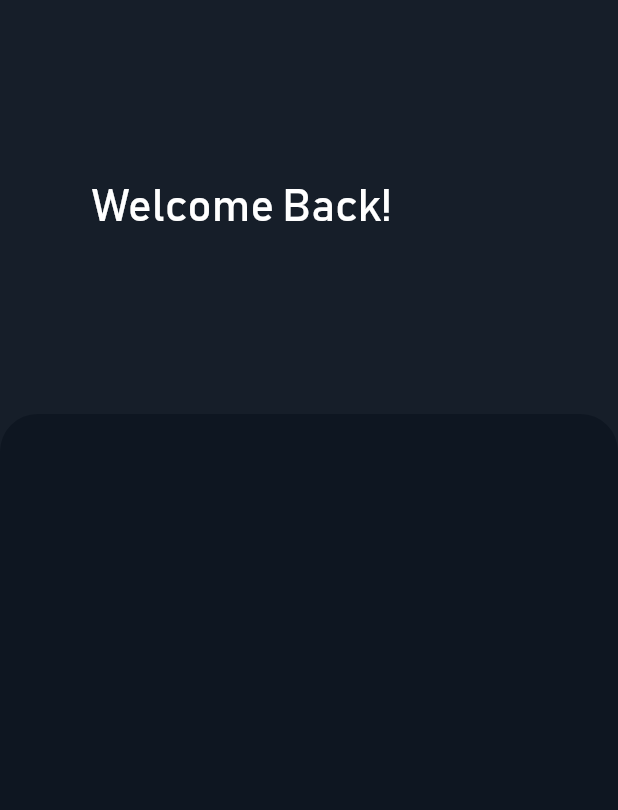
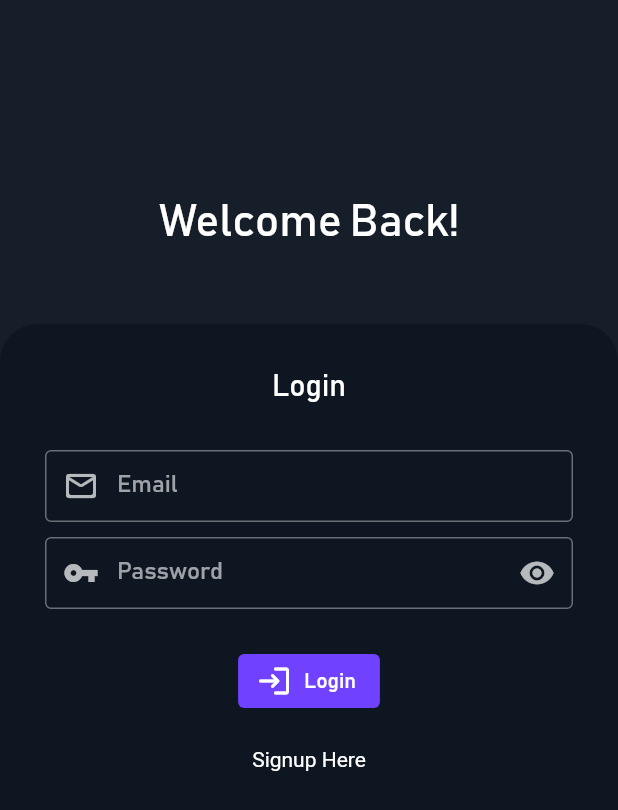
Before and after one commit to Ardiankls/pdm_app, a Flutter app: the screen it shows after launch, on a phone screen of 412 x 824 dp. Shown: the top 810 px of the screen. Run offline on Flutter 3.47's test engine with Material 2 defaults, Android fonts, the light colour scheme and no system bars; our stand-ins replace email_validator, fluttertoast.

Commit message:
Update Login page

```diff
--- a/lib/ui/pages/login.dart
+++ b/lib/ui/pages/login.dart
@@ -7,37 +7,148 @@ class Login extends StatefulWidget {
 }
 
 class _LoginState extends State<Login> {
+  final _formKey = GlobalKey<FormState>();
+  final ctrlEmail = TextEditingController();
+  final ctrlPass = TextEditingController();
+  bool isVisible = true;
+
   @override
   Widget build(BuildContext context) {
     return Scaffold(
+      resizeToAvoidBottomInset: false,
       backgroundColor: Color(0xFF161E29),
       body: Container(
         width: double.infinity,
         height: double.infinity,
-        child: Column(
-          children: [
+        child: Container(
+          margin: const EdgeInsets.only(top: 130.0),
+          child: Column(children: [
+            Text(
+              'Welcome Back!',
+              style: TextStyle(fontSize: 30, fontStyle: FontStyle.normal),
+            ),
+            SizedBox(
+              height: 50,
+            ),
             Container(
-              child: Padding(
-                padding: EdgeInsets.fromLTRB(0, 120, 90, 0),
-                child: Text(
-                  'Welcome Back!',
-                  style: TextStyle(fontSize: 30, fontStyle: FontStyle.normal),
+              height: 376,
+              width: double.infinity,
+              decoration: BoxDecoration(
+                  color: Color(0xFF0E1621),
+                  borderRadius: BorderRadius.only(
+                      topRight: Radius.circular(25),
+                      topLeft: Radius.circular(25))),
+              child: Container(
+                child: Column(
+                  children: [
+                    Container(
+                      margin: const EdgeInsets.only(top: 30.0, bottom: 30.0),
+                      child: Text(
+                        'Login',
+                        style: TextStyle(
+                            fontWeight: FontWeight.normal, fontSize: 20),
+                      ),
+                    ),
+                    Form(
+                      key: _formKey,
+                      child: Column(
+                        children: [
+                          Padding(
+                            padding: const EdgeInsets.only(right: 30, left: 30),
+                            child: TextFormField(
+                              controller: ctrlEmail,
+                              keyboardType: TextInputType.emailAddress,
+                              decoration: InputDecoration(
+                                contentPadding:
+                                    new EdgeInsets.symmetric(vertical: 1.0),
+                                labelText: "Email",
+                                prefixIcon: Icon(Icons.mail_outline_rounded),
+                                border: OutlineInputBorder(),
+                              ),
+                              autovalidateMode:
+                                  AutovalidateMode.onUserInteraction,
+                              validator: (value) {
+                                if (value.isEmpty) {
+                                  return "Please fill the field!";
+                                } else {
+                                  if (!EmailValidator.validate(value)) {
+                                    return "Email isn't valid!";
+                                  } else {
+                                    return null;
+                                  }
+                                }
+                              },
+                            ),
+                          ),
+                          SizedBox(
+                            height: 10,
+                          ),
+                          Padding(
+                            padding: const EdgeInsets.only(right: 30, left: 30),
+                            child: TextFormField(
+                              controller: ctrlPass,
+                              obscureText: isVisible,
+                              decoration: InputDecoration(
+                                  contentPadding:
+                                      new EdgeInsets.symmetric(vertical: 1.0),
+                                  labelText: "Password",
+                                  prefixIcon: Icon(Icons.vpn_key),
+                                  border: OutlineInputBorder(),
+                                  suffixIcon: new GestureDetector(
+                                    onTap: () {
+                                      setState(() {
+                                        isVisible = !isVisible;
+                                      });
+                                    },
+                                    child: Icon(isVisible
+                                        ? Icons.visibility
+                                        : Icons.visibility_off),
+                                  )),
+                              autovalidateMode:
+                                  AutovalidateMode.onUserInteraction,
+                              validator: (value) {
+                                return value.length < 6
+                                    ? "Password must have at least 6 characters!"
+                                    : null;
+                              },
+                            ),
+                          ),
+                          SizedBox(height: 24),
+                          ElevatedButton.icon(
+                            onPressed: () {
+                              if (_formKey.currentState.validate()) {
+                                //melanjutkan ke tahap berikutnya
+                                Navigator.pushReplacementNamed(context, null);
+                              } else {
+                                Fluttertoast.showToast(
+                                    msg: "Please check the field",
+                                    backgroundColor: Colors.red,
+                                    textColor: Colors.white);
+                              }
+                            },
+                            icon: Icon(Icons.login_rounded),
+                            label: Text("Login"),
+                            style: ElevatedButton.styleFrom(
+                              primary: Color(0xFF7041FF),
+                              elevation: 0,
+                            ),
+                          ),
+                          Container(
+                            margin: const EdgeInsets.only(top: 20.0),
+                            child: RichText(
+                                text: TextSpan(
+                              text: 'Signup Here',
+                              style: TextStyle(color: Colors.white),
+                            )),
+                          )
+                        ],
+                      ),
+                    )
+                  ],
                 ),
               ),
             ),
-            Padding(
-              padding: EdgeInsets.fromLTRB(0, 120, 0, 0),
-              child: Stack(
-                children: [
-                  Container(
-                      height: 316,
-                      decoration: BoxDecoration(
-                          color: Color(0xFF0E1621),
-                          borderRadius: BorderRadius.circular(25))),
-                ],
-              ),
-            ),
-          ],
+          ]),
         ),
       ),
     );
--- a/lib/ui/pages/pages.dart
+++ b/lib/ui/pages/pages.dart
@@ -1,6 +1,7 @@
-// import 'package:email_validator/email_validator.dart';
+import 'package:email_validator/email_validator.dart';
 import 'package:flutter/cupertino.dart';
 import 'package:flutter/material.dart';
+import 'package:fluttertoast/fluttertoast.dart';
 
 part 'splash.dart';
 part 'login.dart';
```
Also changed, not shown: pubspec.yaml (+2 -7 lines), pubspec.lock.
